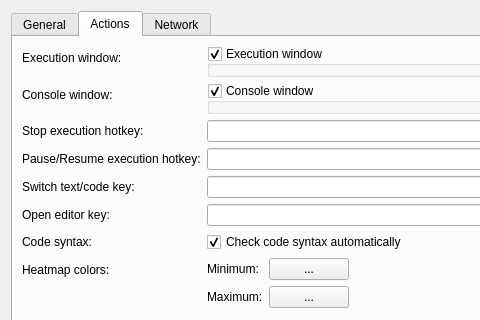
Above: gui/settingsdialog.ui from Jmgr/actiona before the change; both pictures show x 0 to 480 and y 0 to 320 of the 1035 by 657 pixel window. Below: the same form after it.
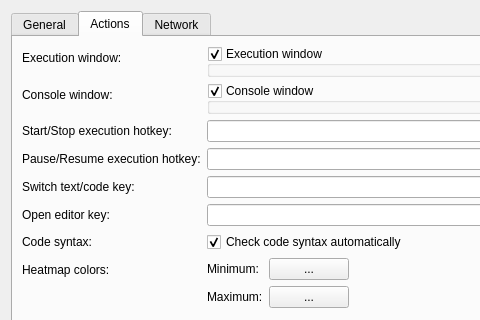
That is the form after the change. The open tabs and pages were chosen to show the change. Icons and pictures are not drawn. Custom widgets are drawn as their Qt base class.

Patch:
```diff
--- a/gui/settingsdialog.ui
+++ b/gui/settingsdialog.ui
@@ -311,7 +311,7 @@
        <item row="3" column="0">
         <widget class="QLabel" name="label_18">
          <property name="text">
-          <string>Stop execution hotkey:</string>
+          <string>Start/Stop execution hotkey:</string>
          </property>
         </widget>
        </item>
```
